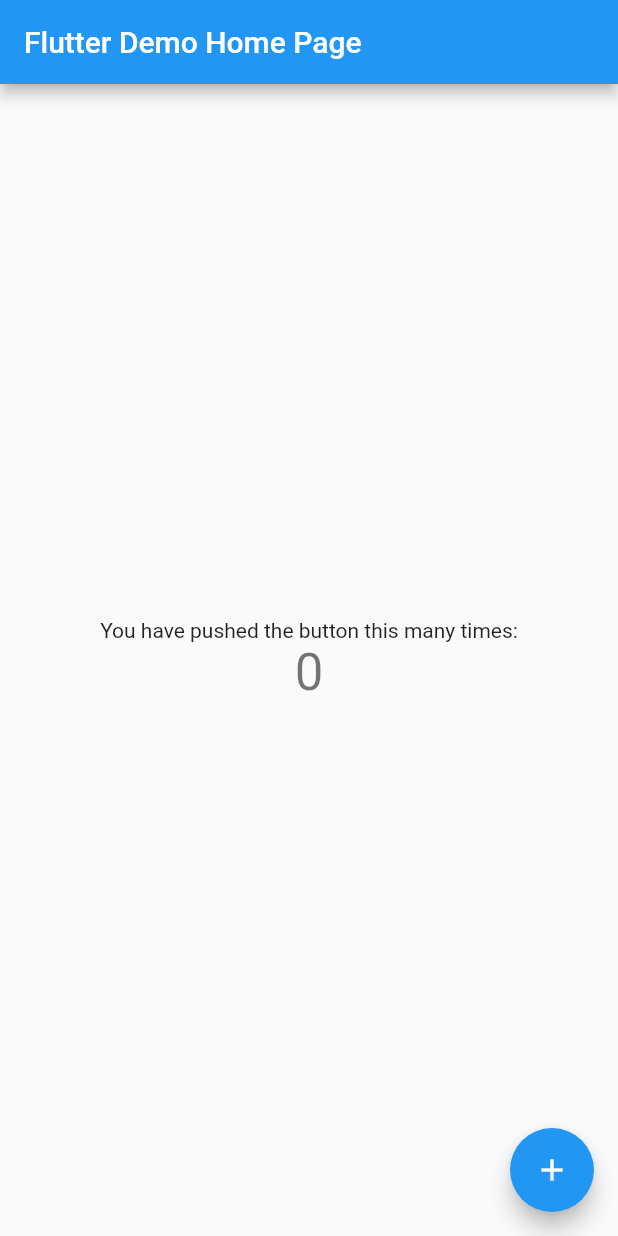
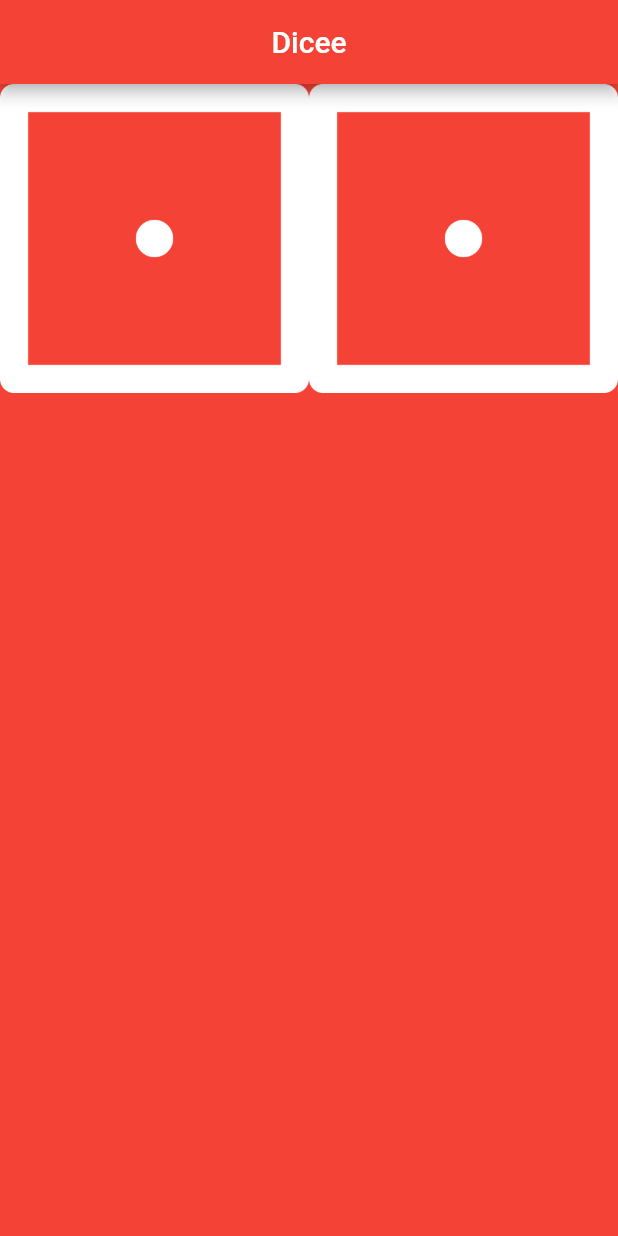
Before and after one commit to ccurves/curves_dice, a Flutter app: the screen it shows after launch, on a phone screen of 412 x 824 dp. Run offline on Flutter 3.47's test engine with Material 2 defaults, Android fonts, the light colour scheme and no system bars.

Commit message:
Added dice images

```diff
--- a/lib/main.dart
+++ b/lib/main.dart
@@ -1,115 +1,38 @@
 import 'package:flutter/material.dart';
 
 void main() {
-  runApp(const MyApp());
+  return runApp(
+    MaterialApp(
+      home: Scaffold(
+        backgroundColor: Colors.red,
+        appBar: AppBar(
+          title: const Center(child: Text('Dicee')),
+          backgroundColor: Colors.red,
+        ),
+        body: const DicePage(),
+      ),
+    ),
+  );
 }
 
-class MyApp extends StatelessWidget {
-  const MyApp({super.key});
+class DicePage extends StatelessWidget {
+  const DicePage({super.key});
 
-  // This widget is the root of your application.
   @override
   Widget build(BuildContext context) {
-    return MaterialApp(
-      title: 'Flutter Demo',
-      theme: ThemeData(
-        // This is the theme of your application.
-        //
-        // Try running your application with "flutter run". You'll see the
-        // application has a blue toolbar. Then, without quitting the app, try
-        // changing the primarySwatch below to Colors.green and then invoke
-        // "hot reload" (press "r" in the console where you ran "flutter run",
-        // or simply save your changes to "hot reload" in a Flutter IDE).
-        // Notice that the counter didn't reset back to zero; the application
-        // is not restarted.
-        primarySwatch: Colors.blue,
-      ),
-      home: const MyHomePage(title: 'Flutter Demo Home Page'),
+    return Row(
+      children: const [
+        Expanded(
+          child: Image(
+            image: AssetImage("images/dice1.png"),
+          ),
+        ),
+        Expanded(
+          child: Image(
+            image: AssetImage("images/dice1.png"),
+          ),
+        ),
+      ],
     );
   }
 }
-
-class MyHomePage extends StatefulWidget {
-  const MyHomePage({super.key, required this.title});
-
-  // This widget is the home page of your application. It is stateful, meaning
-  // that it has a State object (defined below) that contains fields that affect
-  // how it looks.
-
-  // This class is the configuration for the state. It holds the values (in this
-  // case the title) provided by the parent (in this case the App widget) and
-  // used by the build method of the State. Fields in a Widget subclass are
-  // always marked "final".
-
-  final String title;
-
-  @override
-  State<MyHomePage> createState() => _MyHomePageState();
-}
-
-class _MyHomePageState extends State<MyHomePage> {
-  int _counter = 0;
-
-  void _incrementCounter() {
-    setState(() {
-      // This call to setState tells the Flutter framework that something has
-      // changed in this State, which causes it to rerun the build method below
-      // so that the display can reflect the updated values. If we changed
-      // _counter without calling setState(), then the build method would not be
-      // called again, and so nothing would appear to happen.
-      _counter++;
-    });
-  }
-
-  @override
-  Widget build(BuildContext context) {
-    // This method is rerun every time setState is called, for instance as done
-    // by the _incrementCounter method above.
-    //
-    // The Flutter framework has been optimized to make rerunning build methods
-    // fast, so that you can just rebuild anything that needs updating rather
-    // than having to individually change instances of widgets.
-    return Scaffold(
-      appBar: AppBar(
-        // Here we take the value from the MyHomePage object that was created by
-        // the App.build method, and use it to set our appbar title.
-        title: Text(widget.title),
-      ),
-      body: Center(
-        // Center is a layout widget. It takes a single child and positions it
-        // in the middle of the parent.
-        child: Column(
-          // Column is also a layout widget. It takes a list of children and
-          // arranges them vertically. By default, it sizes itself to fit its
-          // children horizontally, and tries to be as tall as its parent.
-          //
-          // Invoke "debug painting" (press "p" in the console, choose the
-          // "Toggle Debug Paint" action from the Flutter Inspector in Android
-          // Studio, or the "Toggle Debug Paint" command in Visual Studio Code)
-          // to see the wireframe for each widget.
-          //
-          // Column has various properties to control how it sizes itself and
-          // how it positions its children. Here we use mainAxisAlignment to
-          // center the children vertically; the main axis here is the vertical
-          // axis because Columns are vertical (the cross axis would be
-          // horizontal).
-          mainAxisAlignment: MainAxisAlignment.center,
-          children: <Widget>[
-            const Text(
-              'You have pushed the button this many times:',
-            ),
-            Text(
-              '$_counter',
-              style: Theme.of(context).textTheme.headline4,
-            ),
-          ],
-        ),
-      ),
-      floatingActionButton: FloatingActionButton(
-        onPressed: _incrementCounter,
-        tooltip: 'Increment',
-        child: const Icon(Icons.add),
-      ), // This trailing comma makes auto-formatting nicer for build methods.
-    );
-  }
-}
--- a/pubspec.yaml
+++ b/pubspec.yaml
@@ -60,9 +60,8 @@
   uses-material-design: true
 
   # To add assets to your application, add an assets section, like this:
-  # assets:
-  #   - images/a_dot_burr.jpeg
-  #   - images/a_dot_ham.jpeg
+  assets:
+     - images/
 
   # An image asset can refer to one or more resolution-specific "variants", see
   # https://flutter.dev/assets-and-images/#resolution-aware
```
Also changed, not shown: images/dice1.png (added), images/dice2.png (added), images/dice3.png (added), images/dice4.png (added), images/dice5.png (added), images/dice6.png (added).
